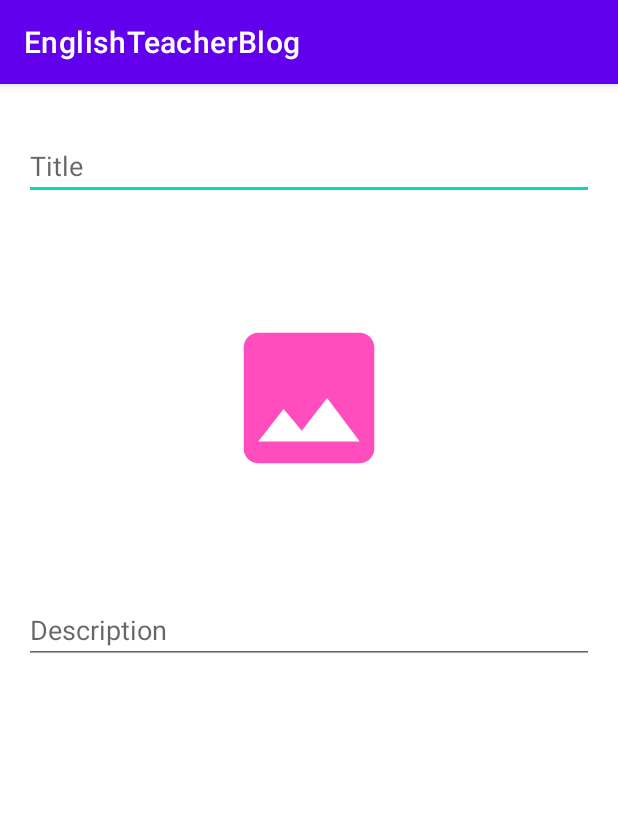
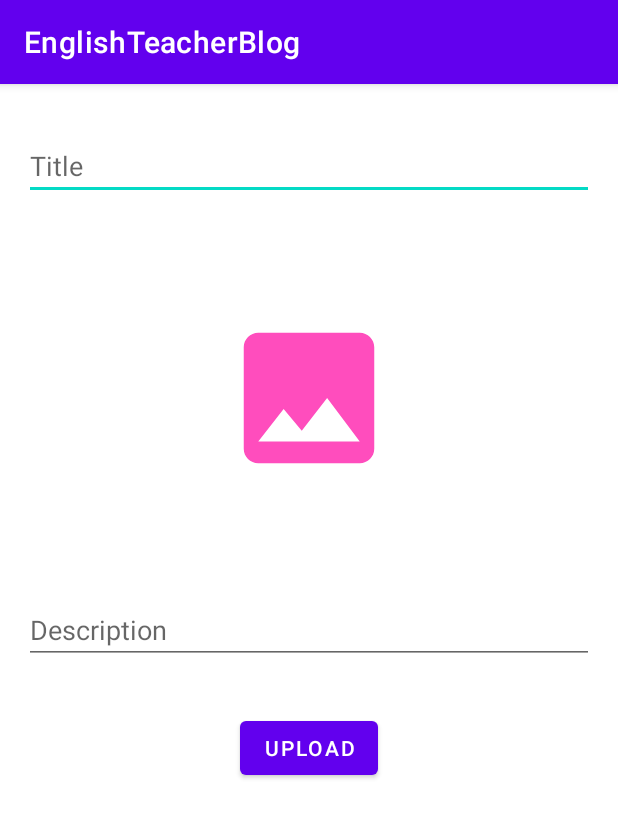
Before and after one commit to SirMikl/EnglishTeacherBlog, an Android app: the AddPostActivity screen opened directly, with no data from a screen before it, on a phone screen of 412 x 824 dp. Shown: the top 818 px of the screen. Run offline under Robolectric (Android 15) with nearby library versions, the phone set to English and light mode, and no system bars.

Commit message:
Added AddPostActivity

```diff
--- a/app/src/main/java/com/example/englishteacherblog/AddPostActivity.java
+++ b/app/src/main/java/com/example/englishteacherblog/AddPostActivity.java
@@ -3,12 +3,22 @@ package com.example.englishteacherblog;
 import androidx.appcompat.app.AppCompatActivity;
 
 import android.os.Bundle;
+import android.widget.Button;
+import android.widget.EditText;
+import android.widget.ImageView;
 
 public class AddPostActivity extends AppCompatActivity {
+    EditText title_blog, description_blog;
+    Button upload;
+    ImageView blog_image;
 
     @Override
     protected void onCreate(Bundle savedInstanceState) {
         super.onCreate(savedInstanceState);
         setContentView(R.layout.activity_add_post);
+        title_blog = findViewById(R.id.title_blog);
+        description_blog=findViewById(R.id.desciption_blog);
+        upload = findViewById(R.id.uploadBtn);
+        blog_image = findViewById(R.id.blog_image);
     }
 }
--- a/app/src/main/res/layout/activity_add_post.xml
+++ b/app/src/main/res/layout/activity_add_post.xml
@@ -23,7 +23,7 @@
         app:layout_constraintTop_toTopOf="parent" />
 
     <ImageView
-        android:id="@+id/imageView"
+        android:id="@+id/blog_image"
         android:layout_width="0dp"
         android:layout_height="200dp"
         android:layout_marginStart="16dp"
@@ -46,7 +46,17 @@
         android:hint="Description"
         app:layout_constraintEnd_toEndOf="parent"
         app:layout_constraintStart_toStartOf="parent"
-        app:layout_constraintTop_toBottomOf="@+id/imageView" />
+        app:layout_constraintTop_toBottomOf="@+id/blog_image" />
+
+    <Button
+        android:id="@+id/uploadBtn"
+        android:layout_width="wrap_content"
+        android:layout_height="wrap_content"
+        android:layout_marginTop="32dp"
+        android:text="Upload"
+        app:layout_constraintEnd_toEndOf="parent"
+        app:layout_constraintStart_toStartOf="parent"
+        app:layout_constraintTop_toBottomOf="@+id/desciption_blog" />
 
 
 </androidx.constraintlayout.widget.ConstraintLayout>
```
